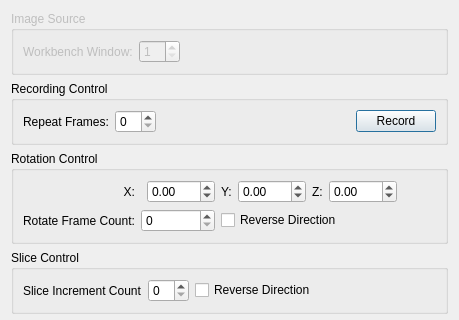
Before: the Qt Designer form src/GuiQt/MovieDialog.ui in Washington-University/workbench, drawn with Qt 5; both pictures show x 0 to 459 and y 0 to 320 of the 459 by 545 pixel window.
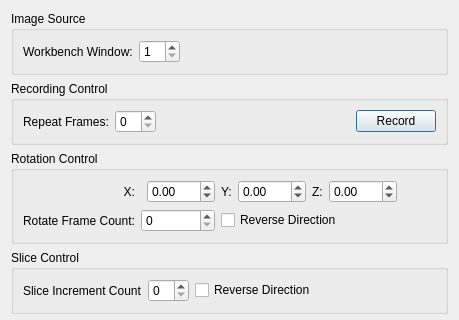
After: the same form once the commit is applied.

Commit message: Enabled Browser window index recording control.

Diff of the .ui file:
```diff
--- a/src/GuiQt/MovieDialog.ui
+++ b/src/GuiQt/MovieDialog.ui
@@ -23,7 +23,7 @@
    <item>
     <widget class="QGroupBox" name="imageSourceGroupBox">
      <property name="enabled">
-      <bool>false</bool>
+      <bool>true</bool>
      </property>
      <property name="title">
       <string>Image Source</string>
@@ -41,6 +41,9 @@
         <property name="minimum">
          <number>1</number>
         </property>
+        <property name="maximum">
+         <number>10</number>
+        </property>
        </widget>
       </item>
       <item>
```
The commit also changes 2 other files.
